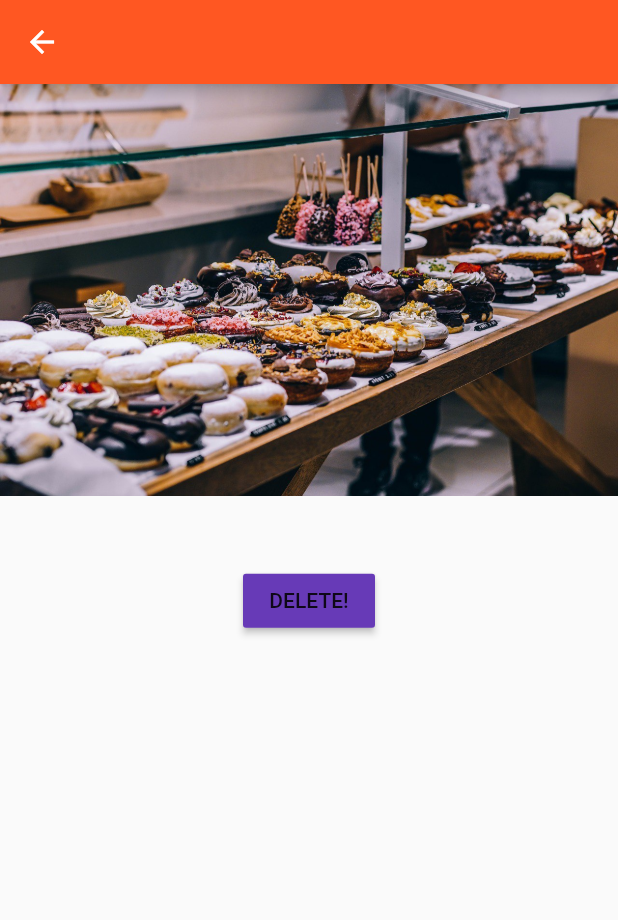
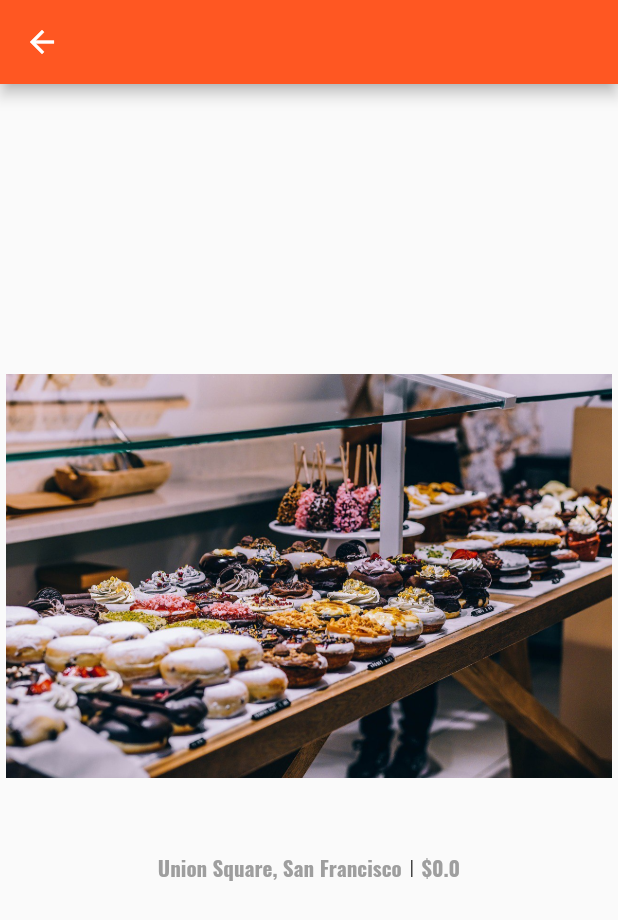
Before and after one commit to vitcool/flutter_course, a Flutter app: the ProductAdminPage screen opened by its route, after a tap on "Save", after a tap on the "info" icon, on a phone screen of 412 x 824 dp. Shown: the top 920 px of the screen. Run offline on Flutter 3.47's test engine with Material 2 defaults, Android fonts, the phone set to English and light mode, and no system bars.

Commit message:
FC-20: refactoring is performed + product card UI is improver

```diff
--- a/lib/main.dart
+++ b/lib/main.dart
@@ -55,7 +55,10 @@ class _MyAppState extends State<MyApp> {
           final int index = int.parse(pathElement[2]);
           return MaterialPageRoute<bool>(
               builder: (BuildContext context) => ProductPage(
-                  _products[index]['title'], _products[index]['image']));
+                  _products[index]['title'],
+                  _products[index]['description'],
+                  _products[index]['price'],
+                  _products[index]['image']));
         }
         return null;
       },
--- a/lib/pages/product.dart
+++ b/lib/pages/product.dart
@@ -1,37 +1,15 @@
 import 'dart:async';
 
 import 'package:flutter/material.dart';
+import '../widgets/ui_elements/title_default.dart';
 
 class ProductPage extends StatelessWidget {
   final String title;
+  final String description;
+  final double price;
   final String imageUrl;
 
-  ProductPage(this.title, this.imageUrl);
-
-  _showWarningAlert(BuildContext context) {
-    showDialog(
-        context: context,
-        builder: (BuildContext context) {
-          return AlertDialog(
-            title: Text('Are you sure?'),
-            content: Text('This action connot be undone'),
-            actions: <Widget>[
-              FlatButton(
-                child: Text('DISCARD'),
-                onPressed: () {
-                  Navigator.pop(context);
-                },
-              ),
-              FlatButton(
-                  child: Text('CONTINUE'),
-                  onPressed: () {
-                    Navigator.pop(context);
-                    Navigator.pop(context, true);
-                  })
-            ],
-          );
-        });
-  }
+  ProductPage(this.title, this.description, this.price, this.imageUrl);
 
   @override
   Widget build(BuildContext context) {
@@ -45,17 +23,44 @@ class ProductPage extends StatelessWidget {
               title: Text(title),
             ),
             body: Center(
-                child: (Column(
-                    crossAxisAlignment: CrossAxisAlignment.center,
-                    children: <Widget>[
-                  Image.asset(imageUrl),
-                  Container(padding: EdgeInsets.all(10), child: Text(title)),
-                  Container(
-                      padding: EdgeInsets.all(10),
-                      child: RaisedButton(
-                          color: Theme.of(context).accentColor,
-                          child: Text('DELETE!'),
-                          onPressed: () => _showWarningAlert(context)))
-                ])))));
+                child: SingleChildScrollView(
+                    child: Column(children: <Widget>[
+              Container(
+                  padding: EdgeInsets.fromLTRB(4.0, 4.0, 4.0, 0.0),
+                  child: Column(
+                      crossAxisAlignment: CrossAxisAlignment.center,
+                      children: <Widget>[
+                        Image.asset(imageUrl),
+                        TitleDefault(title),
+                        Container(
+                          padding: EdgeInsets.only(top: 10.0),
+                          child: Row(
+                              mainAxisAlignment: MainAxisAlignment.center,
+                              children: <Widget>[
+                                Text('Union Square, San Francisco',
+                                    style: TextStyle(
+                                        color: Colors.grey,
+                                        fontFamily: 'Oswald')),
+                                Container(
+                                    child: Text('|'),
+                                    margin:
+                                        EdgeInsets.symmetric(horizontal: 5.0)),
+                                Text(
+                                  '\$${price.toString()}',
+                                  style: TextStyle(
+                                      color: Colors.grey, fontFamily: 'Oswald'),
+                                ),
+                              ]),
+                        ),
+                        SizedBox(
+                          height: 10.0,
+                        ),
+                        Container(
+                          padding: EdgeInsets.all(10.0),
+                          alignment: Alignment.center,
+                          child: Text(description, textAlign: TextAlign.center),
+                        )
+                      ]))
+            ])))));
   }
 }
--- a/lib/pages/products.dart
+++ b/lib/pages/products.dart
@@ -1,6 +1,6 @@
 import 'package:flutter/material.dart';
 
-import '../product_manager.dart';
+import '../widgets/products/products.dart';
 
 class ProductsPage extends StatelessWidget {
   final List<Map<String, dynamic>> products;
@@ -32,7 +32,7 @@ class ProductsPage extends StatelessWidget {
       appBar: AppBar(
         title: Text('EasyList'),
       ),
-      body: ProductManager(products),
+      body: Products(products),
     );
   }
 }
--- a/lib/product_manager.dart
+++ /dev/null
@@ -1,16 +0,0 @@
-import 'package:flutter/material.dart';
-
-import './products.dart';
-
-class ProductManager extends StatelessWidget {
-  final List<Map<String, dynamic>> products;
-
-  ProductManager(this.products);
-
-  @override
-  Widget build(BuildContext context) {
-    return Column(children: [
-      Expanded(child: Products(products))
-    ]);
-  }
-}
--- a/lib/products.dart
+++ /dev/null
@@ -1,86 +0,0 @@
-import 'package:flutter/material.dart';
-
-class Products extends StatelessWidget {
-  final List<Map<String, dynamic>> products;
-
-  Products(this.products);
-
-  Widget _buildProductItem(BuildContext context, int index) {
-    return Card(
-      child: Column(
-        children: <Widget>[
-          Image.asset(products[index]['image']),
-          Container(
-            padding: EdgeInsets.only(top: 10.0),
-            child: Row(
-                mainAxisAlignment: MainAxisAlignment.center,
-                children: <Widget>[
-                  Text(
-                    products[index]['title'],
-                    style: TextStyle(
-                        fontSize: 26.0,
-                        fontWeight: FontWeight.bold,
-                        fontFamily: 'Oswald'),
-                  ),
-                  SizedBox(
-                    width: 8.0,
-                  ),
-                  Container(
-                      decoration: BoxDecoration(
-                          color: Theme.of(context).accentColor,
-                          borderRadius: BorderRadius.circular(5.0)),
-                      padding:
-                          EdgeInsets.symmetric(horizontal: 6.0, vertical: 2.5),
-                      child: Text(
-                        '\$${products[index]['price'].toString()}',
-                        style: TextStyle(color: Colors.white),
-                      )),
-                ]),
-          ),
-          Container(
-              padding: EdgeInsets.symmetric(horizontal: 6.0, vertical: 2.5),
-              decoration: BoxDecoration(
-                  border: Border.all(color: Colors.grey, width: 1.0),
-                  borderRadius: BorderRadius.circular(4.0)),
-              child: Text('Union Square, San Francisco')),
-          ButtonBar(
-            alignment: MainAxisAlignment.center,
-            children: <Widget>[
-              IconButton(
-                  color: Theme.of(context).accentColor,
-                  icon: Icon(
-                    Icons.info,
-                  ),
-                  onPressed: () => Navigator.pushNamed<bool>(
-                      context, '/product/' + index.toString())),
-              IconButton(
-                  color: Colors.red,
-                  icon: Icon(
-                    Icons.favorite_border,
-                  ),
-                  onPressed: () => {})
-            ],
-          )
-        ],
-      ),
-    );
-  }
-
-  Widget _buldProductList() {
-    Widget productCards;
-    if (products.length > 0) {
-      productCards = ListView.builder(
-        itemBuilder: _buildProductItem,
-        itemCount: products.length,
-      );
-    } else {
-      productCards = Container();
-    }
-    return productCards;
-  }
-
-  @override
-  Widget build(BuildContext context) {
-    return _buldProductList();
-  }
-}
--- /dev/null
+++ b/lib/widgets/products/address_tag.dart
@@ -0,0 +1,17 @@
+import 'package:flutter/material.dart';
+
+class AddressTag extends StatelessWidget {
+  final String address;
+
+  AddressTag(this.address);
+
+  @override
+  Widget build(BuildContext context) {
+    return Container(
+        padding: EdgeInsets.symmetric(horizontal: 6.0, vertical: 2.5),
+        decoration: BoxDecoration(
+            border: Border.all(color: Colors.grey, width: 1.0),
+            borderRadius: BorderRadius.circular(4.0)),
+        child: Text(address));
+  }
+}
--- /dev/null
+++ b/lib/widgets/products/price_tag.dart
@@ -0,0 +1,20 @@
+import 'package:flutter/material.dart';
+
+class PriceTag extends StatelessWidget {
+  final String text;
+
+  PriceTag(this.text);
+
+  @override
+  Widget build(BuildContext context) {
+    return Container(
+        decoration: BoxDecoration(
+            color: Theme.of(context).accentColor,
+            borderRadius: BorderRadius.circular(5.0)),
+        padding: EdgeInsets.symmetric(horizontal: 6.0, vertical: 2.5),
+        child: Text(
+          text,
+          style: TextStyle(color: Colors.white),
+        ));
+  }
+}
--- /dev/null
+++ b/lib/widgets/products/product_card.dart
@@ -0,0 +1,54 @@
+import 'package:flutter/material.dart';
+
+import '../ui_elements/title_default.dart';
+import './price_tag.dart';
+import './address_tag.dart';
+
+class ProductCard extends StatelessWidget {
+  final Map<String, dynamic> product;
+  final int productIndex;
+
+  ProductCard(this.product, this.productIndex);
+
+  @override
+  Widget build(BuildContext context) {
+    return Card(
+      child: Column(
+        children: <Widget>[
+          Image.asset(product['image']),
+          Container(
+            padding: EdgeInsets.only(top: 10.0),
+            child: Row(
+                mainAxisAlignment: MainAxisAlignment.center,
+                children: <Widget>[
+                  TitleDefault(product['title']),
+                  SizedBox(
+                    width: 8.0,
+                  ),
+                  PriceTag('\$${product['price'].toString()}'),
+                ]),
+          ),
+          AddressTag('Union Square, San Francisco'),
+          ButtonBar(
+            alignment: MainAxisAlignment.center,
+            children: <Widget>[
+              IconButton(
+                  color: Theme.of(context).accentColor,
+                  icon: Icon(
+                    Icons.info,
+                  ),
+                  onPressed: () => Navigator.pushNamed<bool>(
+                      context, '/product/' + productIndex.toString())),
+              IconButton(
+                  color: Colors.red,
+                  icon: Icon(
+                    Icons.favorite_border,
+                  ),
+                  onPressed: () => {})
+            ],
+          )
+        ],
+      ),
+    );
+  }
+}
--- /dev/null
+++ b/lib/widgets/products/products.dart
@@ -0,0 +1,28 @@
+import 'package:flutter/material.dart';
+
+import './product_card.dart';
+
+class Products extends StatelessWidget {
+  final List<Map<String, dynamic>> products;
+
+  Products(this.products);
+
+  Widget _buldProductList() {
+    Widget productCards;
+    if (products.length > 0) {
+      productCards = ListView.builder(
+        itemBuilder: (BuildContext context, int index) =>
+            ProductCard(products[index], index),
+        itemCount: products.length,
+      );
+    } else {
+      productCards = Container();
+    }
+    return productCards;
+  }
+
+  @override
+  Widget build(BuildContext context) {
+    return _buldProductList();
+  }
+}
--- /dev/null
+++ b/lib/widgets/ui_elements/title_default.dart
@@ -0,0 +1,16 @@
+import 'package:flutter/material.dart';
+
+class TitleDefault extends StatelessWidget {
+  final String title;
+
+  TitleDefault(this.title);
+
+  @override
+  Widget build(BuildContext context) {
+    return Text(
+      title,
+      style: TextStyle(
+          fontSize: 26.0, fontWeight: FontWeight.bold, fontFamily: 'Oswald'),
+    );
+  }
+}
```
